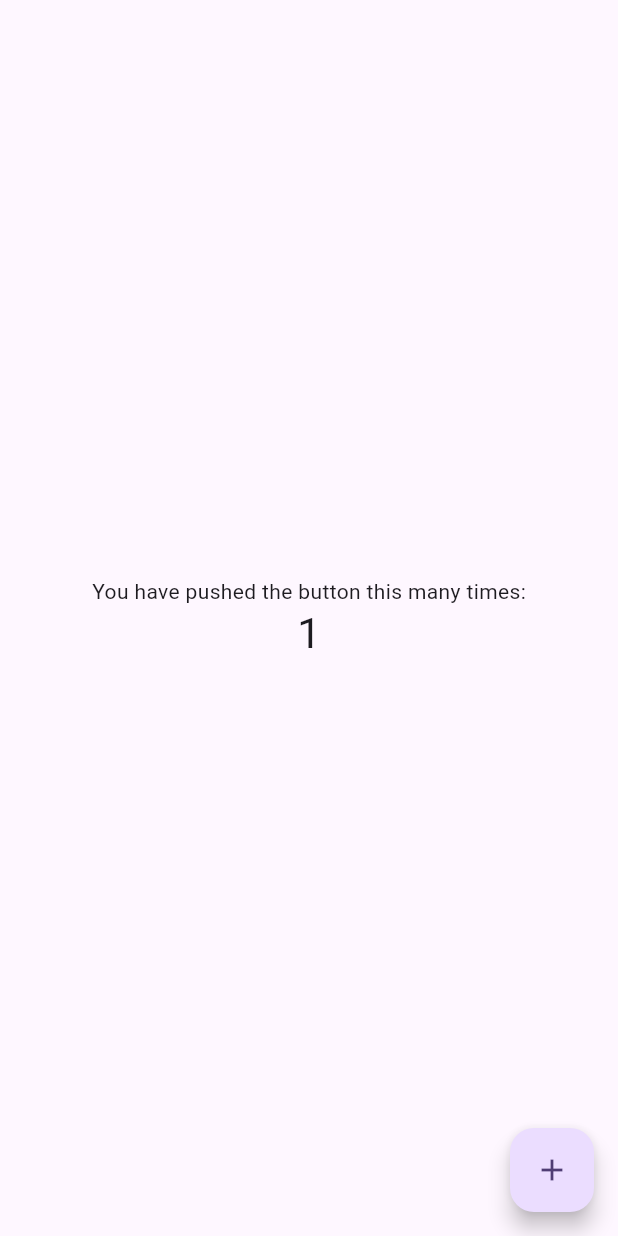
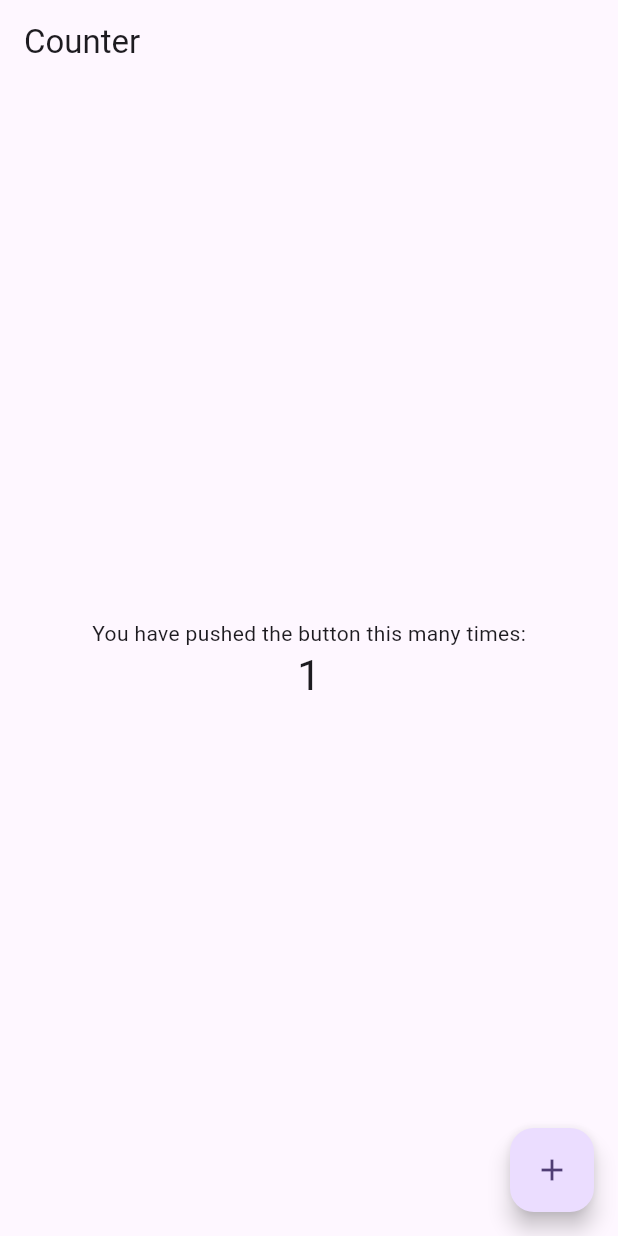
Before and after one commit to MBA-FIAP-Flutter/study_states, a Flutter app: the screen it shows after launch, after a tap on the "add" icon, on a phone screen of 412 x 824 dp. Run offline on Flutter 3.47's test engine with Material 3 defaults, Android fonts, the phone set to English and light mode, and no system bars; our stand-ins replace get.

```diff
--- a/lib/main.dart
+++ b/lib/main.dart
@@ -1,19 +1,9 @@
 import 'package:flutter/material.dart';
-import 'package:provider/provider.dart';
 import 'package:get/get.dart';
-import 'package:study_states/cart_model.dart';
 import 'package:study_states/counter_model.dart';
-import 'package:study_states/my_catalog.dart';
-
-import 'my_cart.dart';
 
 void main() {
-  runApp(
-    ChangeNotifierProvider(
-      create: (context) => CartModel(),
-      child: const MyApp(),
-    ),
-  );
+  runApp(const MyApp());
 }
 
 class MyApp extends StatelessWidget {
@@ -28,11 +18,6 @@ class MyApp extends StatelessWidget {
         colorScheme: ColorScheme.fromSeed(seedColor: Colors.deepPurple),
         useMaterial3: true,
       ),
-      /*initialRoute: '/',
-      routes: {
-        '/': (context) => const MyCatalog(),
-        '/cart': (context) => MyCart(),
-      },*/
       home: _MyHome(),
     );
   }
@@ -46,6 +31,9 @@ class _MyHome extends StatelessWidget {
     final CounterModel counterModel = Get.put(CounterModel());
 
     return Scaffold(
+      appBar: AppBar(
+        title: Text("Counter"),
+      ),
       body:  Center(
         child: Column(
           mainAxisAlignment: MainAxisAlignment.center,
--- a/pubspec.yaml
+++ b/pubspec.yaml
@@ -35,7 +35,6 @@ dependencies:
   # The following adds the Cupertino Icons font to your application.
   # Use with the CupertinoIcons class for iOS style icons.
   cupertino_icons: ^1.0.2
-  provider: ^6.1.1
   get: ^4.6.6
 
 dev_dependencies:
```
Also changed, not shown: lib/cart_model.dart (deleted, +0 -30 lines), lib/my_app_bar.dart (deleted, +0 -20 lines), lib/my_cart.dart (deleted, +0 -46 lines), lib/my_catalog.dart (deleted, +0 -33 lines), lib/my_list_item.dart (deleted), pubspec.lock.
